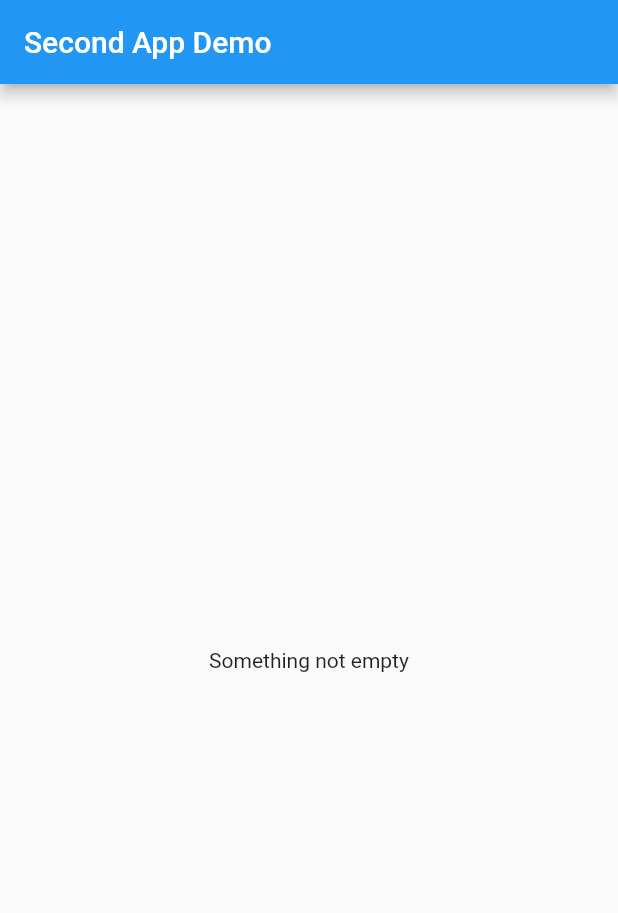
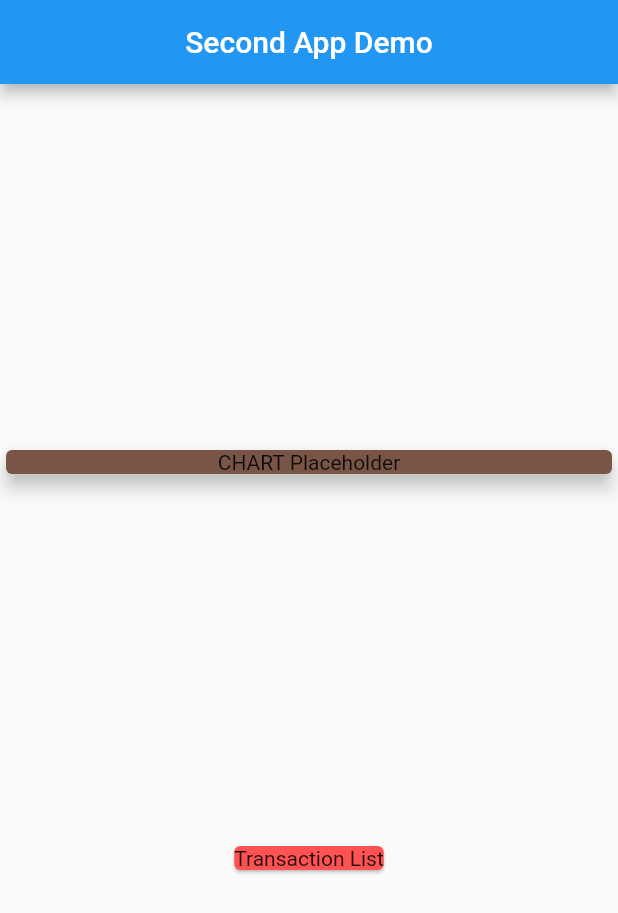
Before and after one commit to alinpahontu2912/expenses-app-flutter-udemy, a Flutter app: the screen it shows after launch, on a phone screen of 412 x 824 dp. Shown: the top 913 px of the screen. Run offline on Flutter 3.47's test engine with Material 2 defaults, Android fonts, the phone set to English and light mode, and no system bars.

Commit message:
played with some basic widgets

```diff
--- a/lib/main.dart
+++ b/lib/main.dart
@@ -20,10 +20,31 @@ class MyHomePage extends StatelessWidget {
   Widget build(BuildContext context) {
     return Scaffold(
       appBar: AppBar(
-        title: Text('Second App Demo'),
+        title: Text('Second App Demo', textAlign: TextAlign.center),
+        centerTitle: true,
       ),
-      body: Center(
-        child: Text('Something not empty'),
+      body: Column(
+        mainAxisAlignment: MainAxisAlignment.spaceEvenly ,
+        crossAxisAlignment: CrossAxisAlignment.center,
+        children: [
+          Card(
+            child: Container(
+              child: Text(
+                'CHART Placeholder',
+                textAlign: TextAlign.center,
+              ),
+              width: double.infinity,
+            ),
+            elevation: 5,
+            color: Colors.brown,
+          ),
+          Container(
+            child: Card(
+              color: Colors.redAccent,
+              child: Text('Transaction List'),
+            ),
+          ),
+        ],
       ),
     );
   }
```
